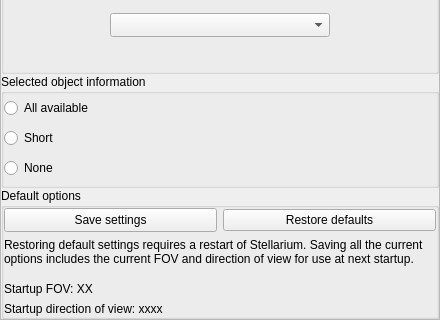
Before: the Qt Designer form src/gui/configurationDialog.ui in 519984307/stellarium_src, drawn with Qt 5; both pictures show x 0 to 440 and y 140 to 460 of the 440 by 460 pixel window.
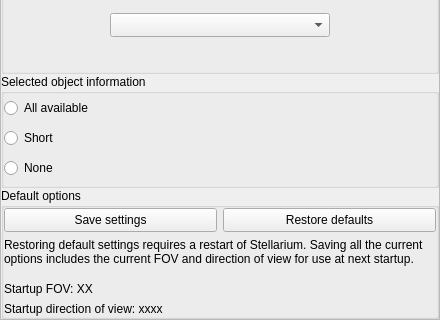
After: the same form once the commit is applied. Icons and pictures are not drawn. Custom widgets are drawn as their Qt base class.

Commit message: synched button size in the configuration window

What changed in the file:
```diff
--- a/src/gui/configurationDialog.ui
+++ b/src/gui/configurationDialog.ui
@@ -285,6 +285,12 @@
                </item>
                <item>
                 <widget class="QPushButton" name="restoreDefaultsButton">
+                 <property name="minimumSize">
+                  <size>
+                   <width>0</width>
+                   <height>24</height>
+                  </size>
+                 </property>
                  <property name="whatsThis">
                   <string>Restore the default settings that came with Stellarium</string>
                  </property>
```
